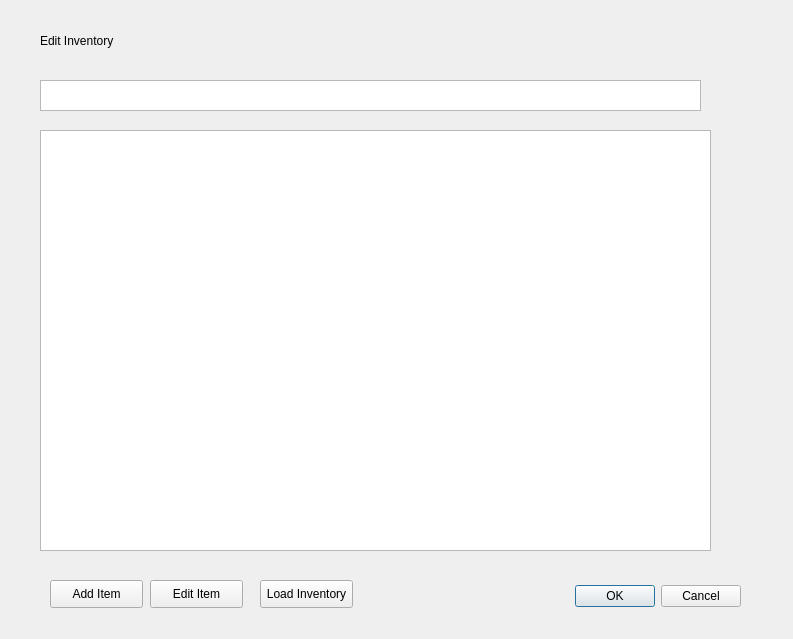
Above: testGUI/testwindow2.ui from Ingvildk/SoftwareEngineering441 before the change. Below: the same form after it.
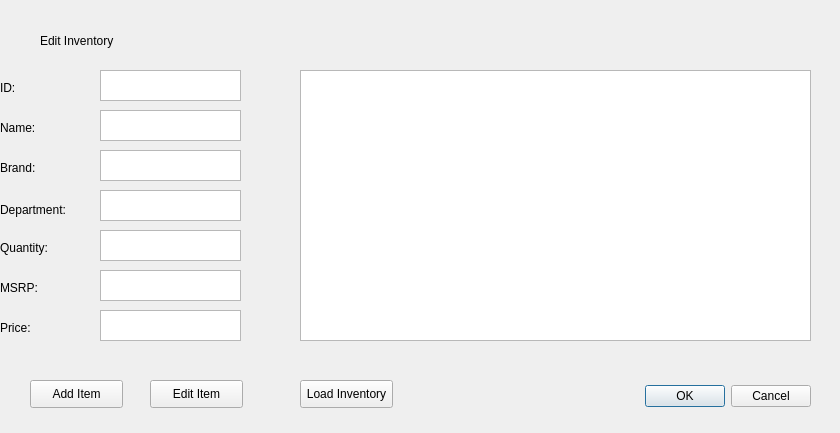
That is the form after the change.

Commit message: first implementation of the edit items window

Diff of the .ui file:
```diff
--- a/testGUI/testwindow2.ui
+++ b/testGUI/testwindow2.ui
@@ -6,8 +6,8 @@
    <rect>
     <x>0</x>
     <y>0</y>
-    <width>793</width>
-    <height>639</height>
+    <width>840</width>
+    <height>433</height>
    </rect>
   </property>
   <property name="windowTitle">
@@ -16,9 +16,9 @@
   <widget class="QDialogButtonBox" name="buttonBox">
    <property name="geometry">
     <rect>
-     <x>400</x>
-     <y>580</y>
-     <width>341</width>
+     <x>630</x>
+     <y>380</y>
+     <width>181</width>
      <height>32</height>
     </rect>
    </property>
@@ -42,21 +42,11 @@
     <string>Edit Inventory</string>
    </property>
   </widget>
-  <widget class="QTableWidget" name="tableWidget">
-   <property name="geometry">
-    <rect>
-     <x>40</x>
-     <y>80</y>
-     <width>661</width>
-     <height>31</height>
-    </rect>
-   </property>
-  </widget>
   <widget class="QPushButton" name="pushButtonAddItem">
    <property name="geometry">
     <rect>
-     <x>50</x>
-     <y>580</y>
+     <x>30</x>
+     <y>380</y>
      <width>93</width>
      <height>28</height>
     </rect>
@@ -69,7 +59,7 @@
    <property name="geometry">
     <rect>
      <x>150</x>
-     <y>580</y>
+     <y>380</y>
      <width>93</width>
      <height>28</height>
     </rect>
@@ -78,21 +68,11 @@
     <string>Edit Item</string>
    </property>
   </widget>
-  <widget class="QTextBrowser" name="textBrowser">
-   <property name="geometry">
-    <rect>
-     <x>40</x>
-     <y>130</y>
-     <width>671</width>
-     <height>421</height>
-    </rect>
-   </property>
-  </widget>
   <widget class="QPushButton" name="pushButtonLoadInventory">
    <property name="geometry">
     <rect>
-     <x>260</x>
-     <y>580</y>
+     <x>300</x>
+     <y>380</y>
      <width>93</width>
      <height>28</height>
     </rect>
@@ -101,6 +81,177 @@
     <string>Load Inventory</string>
    </property>
   </widget>
+  <widget class="QPlainTextEdit" name="input_ID">
+   <property name="geometry">
+    <rect>
+     <x>100</x>
+     <y>70</y>
+     <width>141</width>
+     <height>31</height>
+    </rect>
+   </property>
+  </widget>
+  <widget class="QLabel" name="label_2">
+   <property name="geometry">
+    <rect>
+     <x>0</x>
+     <y>120</y>
+     <width>57</width>
+     <height>15</height>
+    </rect>
+   </property>
+   <property name="text">
+    <string>Name:</string>
+   </property>
+  </widget>
+  <widget class="QLabel" name="label_3">
+   <property name="geometry">
+    <rect>
+     <x>0</x>
+     <y>80</y>
+     <width>57</width>
+     <height>15</height>
+    </rect>
+   </property>
+   <property name="text">
+    <string>ID:</string>
+   </property>
+  </widget>
+  <widget class="QPlainTextEdit" name="input_Name">
+   <property name="geometry">
+    <rect>
+     <x>100</x>
+     <y>110</y>
+     <width>141</width>
+     <height>31</height>
+    </rect>
+   </property>
+  </widget>
+  <widget class="QPlainTextEdit" name="input_Brand">
+   <property name="geometry">
+    <rect>
+     <x>100</x>
+     <y>150</y>
+     <width>141</width>
+     <height>31</height>
+    </rect>
+   </property>
+  </widget>
+  <widget class="QPlainTextEdit" name="input_Dept">
+   <property name="geometry">
+    <rect>
+     <x>100</x>
+     <y>190</y>
+     <width>141</width>
+     <height>31</height>
+    </rect>
+   </property>
+  </widget>
+  <widget class="QPlainTextEdit" name="input_Qty">
+   <property name="geometry">
+    <rect>
+     <x>100</x>
+     <y>230</y>
+     <width>141</width>
+     <height>31</height>
+    </rect>
+   </property>
+  </widget>
+  <widget class="QPlainTextEdit" name="input_Msrp">
+   <property name="geometry">
+    <rect>
+     <x>100</x>
+     <y>270</y>
+     <width>141</width>
+     <height>31</height>
+    </rect>
+   </property>
+  </widget>
+  <widget class="QPlainTextEdit" name="input_Price">
+   <property name="geometry">
+    <rect>
+     <x>100</x>
+     <y>310</y>
+     <width>141</width>
+     <height>31</height>
+    </rect>
+   </property>
+  </widget>
+  <widget class="QLabel" name="label_4">
+   <property name="geometry">
+    <rect>
+     <x>0</x>
+     <y>160</y>
+     <width>57</width>
+     <height>15</height>
+    </rect>
+   </property>
+   <property name="text">
+    <string>Brand:</string>
+   </property>
+  </widget>
+  <widget class="QLabel" name="label_5">
+   <property name="geometry">
+    <rect>
+     <x>0</x>
+     <y>200</y>
+     <width>91</width>
+     <height>20</height>
+    </rect>
+   </property>
+   <property name="text">
+    <string>Department:</string>
+   </property>
+  </widget>
+  <widget class="QLabel" name="label_6">
+   <property name="geometry">
+    <rect>
+     <x>0</x>
+     <y>240</y>
+     <width>71</width>
+     <height>16</height>
+    </rect>
+   </property>
+   <property name="text">
+    <string>Quantity:</string>
+   </property>
+  </widget>
+  <widget class="QLabel" name="label_7">
+   <property name="geometry">
+    <rect>
+     <x>0</x>
+     <y>280</y>
+     <width>57</width>
+     <height>15</height>
+    </rect>
+   </property>
+   <property name="text">
+    <string>MSRP:</string>
+   </property>
+  </widget>
+  <widget class="QLabel" name="label_8">
+   <property name="geometry">
+    <rect>
+     <x>0</x>
+     <y>320</y>
+     <width>57</width>
+     <height>15</height>
+    </rect>
+   </property>
+   <property name="text">
+    <string>Price:</string>
+   </property>
+  </widget>
+  <widget class="QTextBrowser" name="show_Inventory">
+   <property name="geometry">
+    <rect>
+     <x>300</x>
+     <y>70</y>
+     <width>511</width>
+     <height>271</height>
+    </rect>
+   </property>
+  </widget>
  </widget>
  <resources/>
  <connections>
```
Left out of the diff: 2 changed lines with no effect on the pictures. The commit also changes 2 other files.
